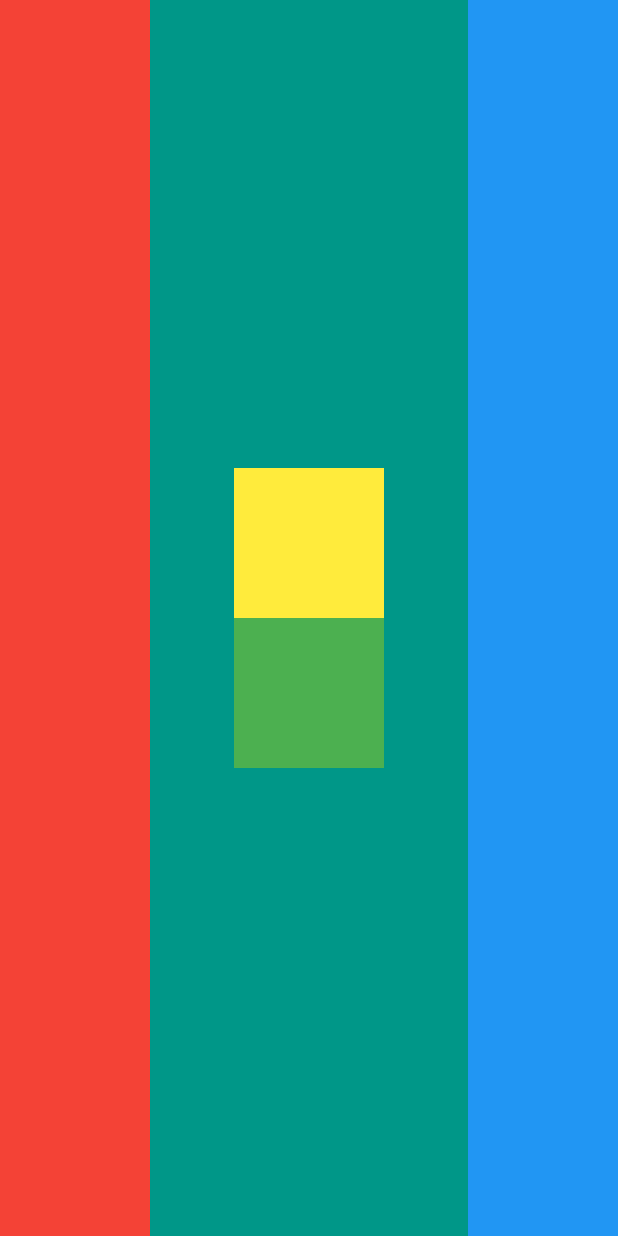
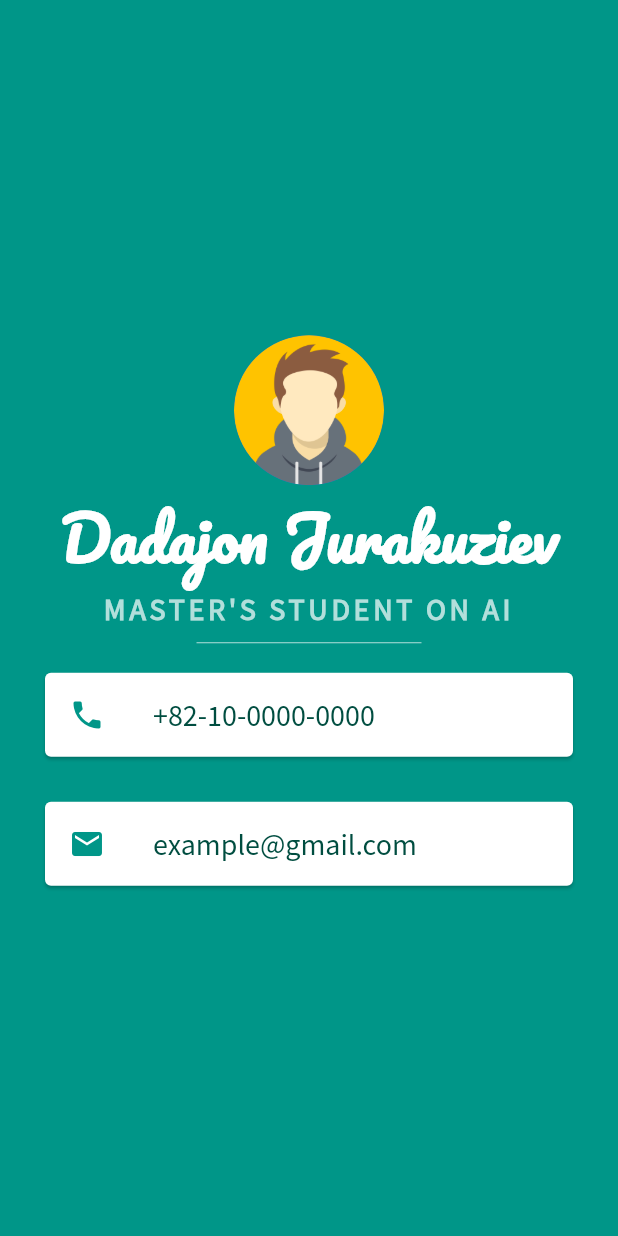
Before and after one commit to Dadajon/flutter-development, a Flutter app: the screen it shows after launch, on a phone screen of 412 x 824 dp. Run offline on Flutter 3.47's test engine with Material 2 defaults, Android fonts, the light colour scheme and no system bars.

Commit message:
Complete #mi_card project

```diff
--- a/mi_card/lib/main.dart
+++ b/mi_card/lib/main.dart
@@ -11,34 +11,76 @@ class MyApp extends StatelessWidget {
       home: Scaffold(
         backgroundColor: Colors.teal,
         body: SafeArea(
-          child: Row(
-            mainAxisAlignment: MainAxisAlignment.spaceBetween,
+          child: Column(
+            mainAxisAlignment: MainAxisAlignment.center,
             children: <Widget>[
-              Container(
-                width: 100.0,
-                height: double.infinity,
-                color: Colors.red,
+              CircleAvatar(
+                radius: 50.0,
+                backgroundImage: AssetImage("assets/images/user_avatar.jpg"),
               ),
-              Column(
-                mainAxisAlignment: MainAxisAlignment.center,
-                children: <Widget>[
-                  Container(
-                    width: 100.0,
-                    height: 100.0,
-                    color: Colors.yellow,
+              Text(
+                "Dadajon Jurakuziev",
+                textAlign: TextAlign.center,
+                style: TextStyle(
+                    fontSize: 40.0,
+                    fontWeight: FontWeight.bold,
+                    color: Colors.white,
+                    fontFamily: "Pacifico"),
+              ),
+              Text(
+                "MASTER'S STUDENT ON AI",
+                textAlign: TextAlign.center,
+                style: TextStyle(
+                    fontSize: 20.0,
+                    color: Colors.teal.shade100,
+                    fontFamily: "SourceSansPro-Regular",
+                    letterSpacing: 2.5,
+                    fontWeight: FontWeight.bold),
+              ),
+              SizedBox(
+                height: 20.0,
+                width: 150.0,
+                child: Divider(
+                  color: Colors.teal.shade100,
+                ),
+              ),
+              Card(
+                margin: EdgeInsets.symmetric(vertical: 10.0, horizontal: 30.0),
+                child: ListTile(
+                  leading: Icon(
+                    Icons.phone,
+                    color: Colors.teal,
                   ),
-                  Container(
-                    width: 100.0,
-                    height: 100.0,
-                    color: Colors.green,
+                  title: Text(
+                    "+82-10-0000-0000",
+                    style: TextStyle(
+                      color: Colors.teal.shade900,
+                      fontFamily: "SourceSansPro-Regular",
+                      fontSize: 20.0,
+                    ),
                   ),
-                ],
+                ),
               ),
-              Container(
-                width: 100.0,
-                height: double.infinity,
-                color: Colors.blue,
+              SizedBox(
+                height: 10.0,
               ),
+              Card(
+                margin: EdgeInsets.symmetric(vertical: 10.0, horizontal: 30.0),
+                child: ListTile(
+                  leading: Icon(
+                    Icons.email,
+                    color: Colors.teal,
+                  ),
+                  title: Text(
+                    "example@gmail.com",
+                    style: TextStyle(
+                      color: Colors.teal.shade900,
+                      fontFamily: "SourceSansPro-Regular",
+                      fontSize: 20.0,
+                    ),
+                  ),
+                ),
+              )
             ],
           ),
         ),
```
